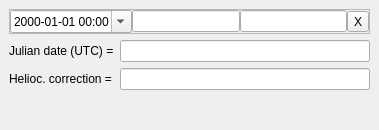
Qt form source/cpp/CHeliocentricCorrectionDockWidget.ui (dmotl/ephemerides) before a commit.
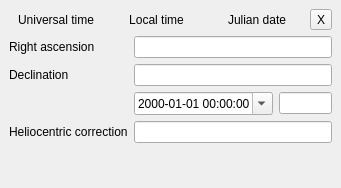
The same form after that commit.

The edit to the form file:
```diff
--- a/source/cpp/CHeliocentricCorrectionDockWidget.ui
+++ b/source/cpp/CHeliocentricCorrectionDockWidget.ui
@@ -6,78 +6,89 @@
    <rect>
     <x>0</x>
     <y>0</y>
-    <width>379</width>
-    <height>130</height>
+    <width>341</width>
+    <height>188</height>
    </rect>
   </property>
+  <property name="sizePolicy">
+   <sizepolicy hsizetype="Expanding" vsizetype="Preferred">
+    <horstretch>0</horstretch>
+    <verstretch>0</verstretch>
+   </sizepolicy>
+  </property>
   <property name="windowTitle">
    <string>DockWidget</string>
   </property>
   <widget class="QWidget" name="dockWidgetContents">
    <layout class="QVBoxLayout" name="verticalLayout">
     <item>
-     <widget class="QFrame" name="frame_3">
-      <property name="frameShape">
-       <enum>QFrame::StyledPanel</enum>
-      </property>
-      <property name="frameShadow">
-       <enum>QFrame::Raised</enum>
-      </property>
-      <layout class="QHBoxLayout" name="horizontalLayout_4">
-       <property name="spacing">
-        <number>0</number>
-       </property>
-       <property name="leftMargin">
-        <number>0</number>
-       </property>
+     <layout class="QHBoxLayout" name="horizontalLayout">
        <property name="topMargin">
         <number>0</number>
        </property>
-       <property name="rightMargin">
-        <number>0</number>
-       </property>
-       <property name="bottomMargin">
-        <number>0</number>
-       </property>
        <item>
-        <widget class="QDateTimeEdit" name="dateTimeEdit">
+       <widget class="QToolButton" name="utcButton">
          <property name="sizePolicy">
           <sizepolicy hsizetype="Expanding" vsizetype="Fixed">
-           <horstretch>1</horstretch>
+          <horstretch>0</horstretch>
            <verstretch>0</verstretch>
           </sizepolicy>
          </property>
-         <property name="displayFormat">
-          <string>yyyy-MM-dd HH:mm</string>
-         </property>
-         <property name="calendarPopup">
+        <property name="text">
+         <string>Universal time</string>
+        </property>
+        <property name="checkable">
           <bool>true</bool>
          </property>
+        <property name="autoExclusive">
+         <bool>true</bool>
+        </property>
+        <property name="autoRaise">
+         <bool>true</bool>
+        </property>
         </widget>
        </item>
        <item>
-        <widget class="QLineEdit" name="lonEdit">
+       <widget class="QToolButton" name="localButton">
          <property name="sizePolicy">
           <sizepolicy hsizetype="Expanding" vsizetype="Fixed">
-           <horstretch>1</horstretch>
+          <horstretch>0</horstretch>
            <verstretch>0</verstretch>
           </sizepolicy>
          </property>
-         <property name="maxLength">
-          <number>128</number>
-         </property>
+        <property name="text">
+         <string>Local time</string>
+        </property>
+        <property name="checkable">
+         <bool>true</bool>
+        </property>
+        <property name="autoExclusive">
+         <bool>true</bool>
+        </property>
+        <property name="autoRaise">
+         <bool>true</bool>
+        </property>
         </widget>
        </item>
        <item>
-        <widget class="QLineEdit" name="latEdit">
+       <widget class="QToolButton" name="jdButton">
          <property name="sizePolicy">
           <sizepolicy hsizetype="Expanding" vsizetype="Fixed">
-           <horstretch>1</horstretch>
+          <horstretch>0</horstretch>
            <verstretch>0</verstretch>
           </sizepolicy>
          </property>
-         <property name="maxLength">
-          <number>128</number>
+        <property name="text">
+         <string>Julian date</string>
+        </property>
+        <property name="checkable">
+         <bool>true</bool>
+        </property>
+        <property name="autoExclusive">
+         <bool>true</bool>
+        </property>
+        <property name="autoRaise">
+         <bool>true</bool>
          </property>
         </widget>
        </item>
@@ -89,31 +100,90 @@
         </widget>
        </item>
       </layout>
-     </widget>
     </item>
     <item>
      <layout class="QGridLayout" name="gridLayout">
-      <item row="0" column="1">
-       <widget class="QLineEdit" name="jdEdit"/>
+      <item row="2" column="0">
+       <widget class="QLabel" name="dateLabel">
+        <property name="text">
+         <string/>
+        </property>
+       </widget>
+      </item>
+      <item row="3" column="0">
+       <widget class="QLabel" name="hcLabel">
+        <property name="text">
+         <string>Heliocentric correction</string>
+        </property>
+       </widget>
+      </item>
+      <item row="3" column="1">
+       <widget class="QLineEdit" name="hcEdit">
+        <property name="readOnly">
+         <bool>true</bool>
+        </property>
+       </widget>
       </item>
       <item row="0" column="0">
        <widget class="QLabel" name="jdLabel">
         <property name="text">
-         <string>Julian date (UTC) =</string>
+         <string>Right ascension</string>
         </property>
        </widget>
       </item>
       <item row="1" column="0">
        <widget class="QLabel" name="label">
         <property name="text">
-         <string>Helioc. correction =</string>
+         <string>Declination</string>
         </property>
        </widget>
       </item>
+      <item row="2" column="1">
+       <layout class="QHBoxLayout" name="horizontalLayout_2">
+        <item>
+         <widget class="QDateTimeEdit" name="dateEdit">
+          <property name="sizePolicy">
+           <sizepolicy hsizetype="Expanding" vsizetype="Fixed">
+            <horstretch>0</horstretch>
+            <verstretch>0</verstretch>
+           </sizepolicy>
+          </property>
+          <property name="displayFormat">
+           <string>yyyy-MM-dd HH:mm:ss</string>
+          </property>
+          <property name="calendarPopup">
+           <bool>true</bool>
+          </property>
+         </widget>
+        </item>
+        <item>
+         <widget class="QLineEdit" name="jdEdit"/>
+        </item>
+       </layout>
+      </item>
       <item row="1" column="1">
-       <widget class="QLineEdit" name="lineEdit">
-        <property name="readOnly">
-         <bool>true</bool>
+       <widget class="QLineEdit" name="decEdit">
+        <property name="sizePolicy">
+         <sizepolicy hsizetype="Expanding" vsizetype="Fixed">
+          <horstretch>1</horstretch>
+          <verstretch>0</verstretch>
+         </sizepolicy>
+        </property>
+        <property name="maxLength">
+         <number>128</number>
+        </property>
+       </widget>
+      </item>
+      <item row="0" column="1">
+       <widget class="QLineEdit" name="raEdit">
+        <property name="sizePolicy">
+         <sizepolicy hsizetype="Expanding" vsizetype="Fixed">
+          <horstretch>1</horstretch>
+          <verstretch>0</verstretch>
+         </sizepolicy>
+        </property>
+        <property name="maxLength">
+         <number>128</number>
         </property>
        </widget>
       </item>
```
Left out of the diff: 4 changed lines with no effect on the pictures. Lines whose indentation alone changed are shown as unchanged.
